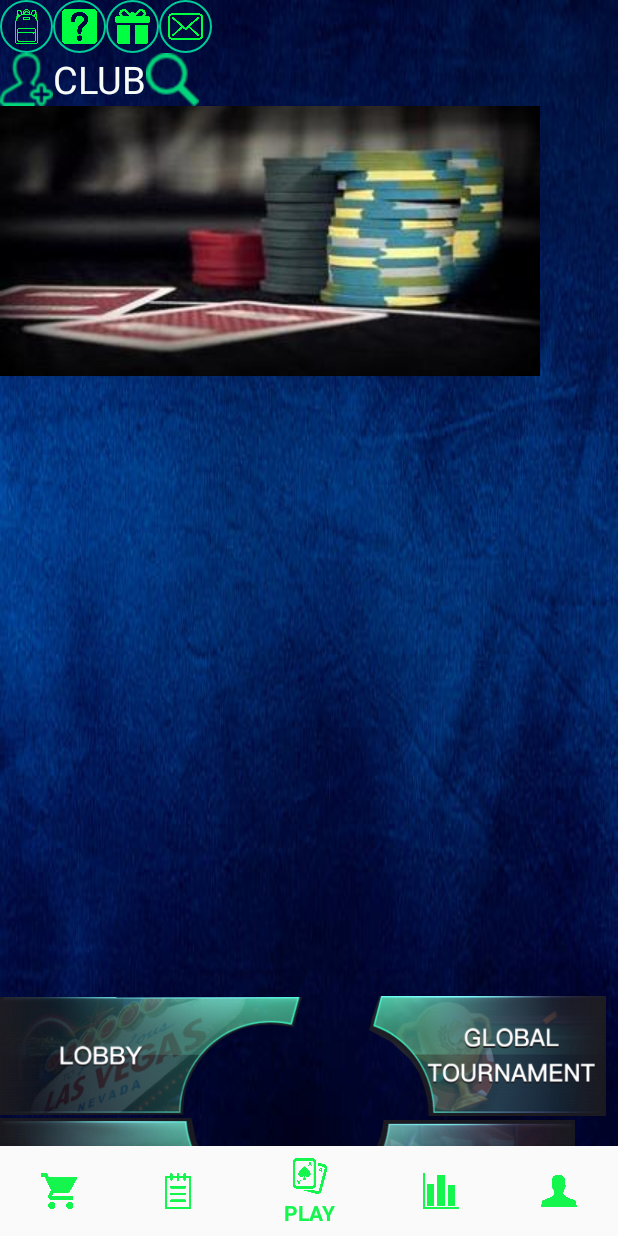
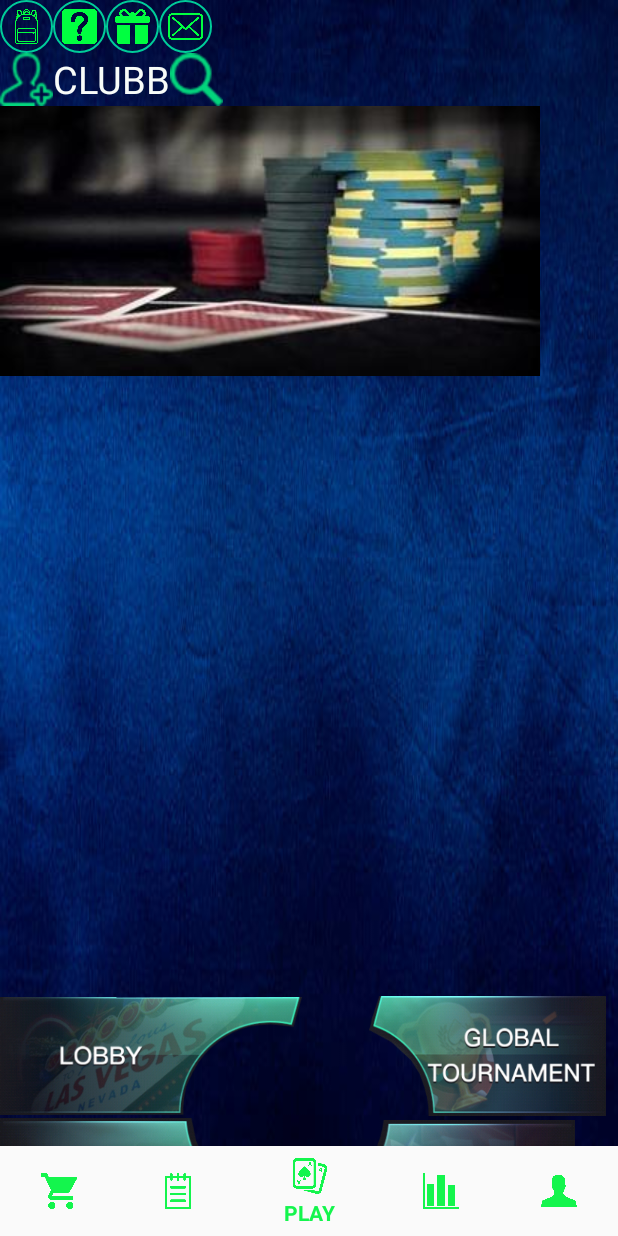
Before and after one commit to tiwarikajal131/Poker, an Android app: the screen it shows after launch (MainActivity), item 3 of the bottom bar chosen, on a phone screen of 412 x 824 dp. Run offline under Robolectric (Android 15) with nearby library versions, the phone set to English and light mode, and no system bars.

Commit message:
First Commit

```diff
--- a/app/src/main/res/layout/fragment_play.xml
+++ b/app/src/main/res/layout/fragment_play.xml
@@ -46,7 +46,7 @@
             android:src="@drawable/add_user_32"/>
 
         <TextView
-            android:text="CLUB"
+            android:text="CLUBB"
             android:textSize="25dp"
             android:textAlignment="center"
             android:textColor="@color/whiteicon"
```
